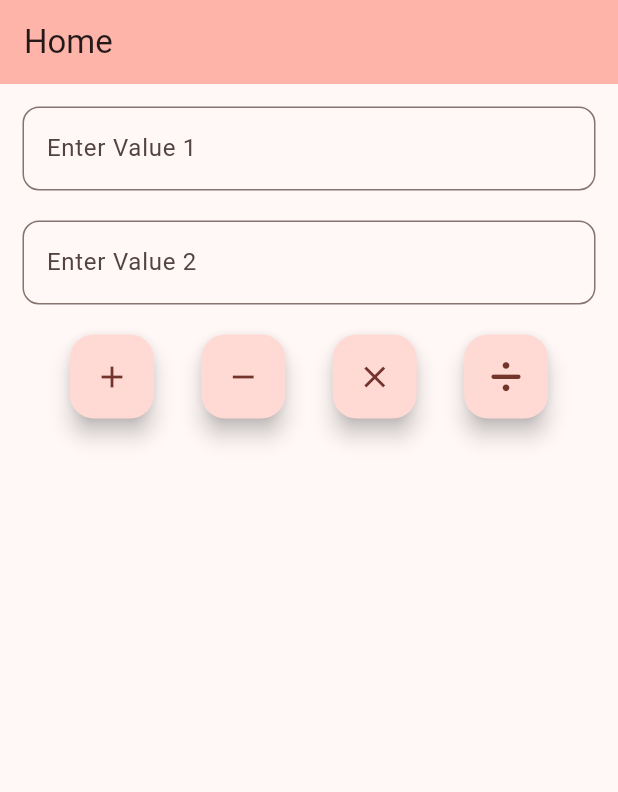
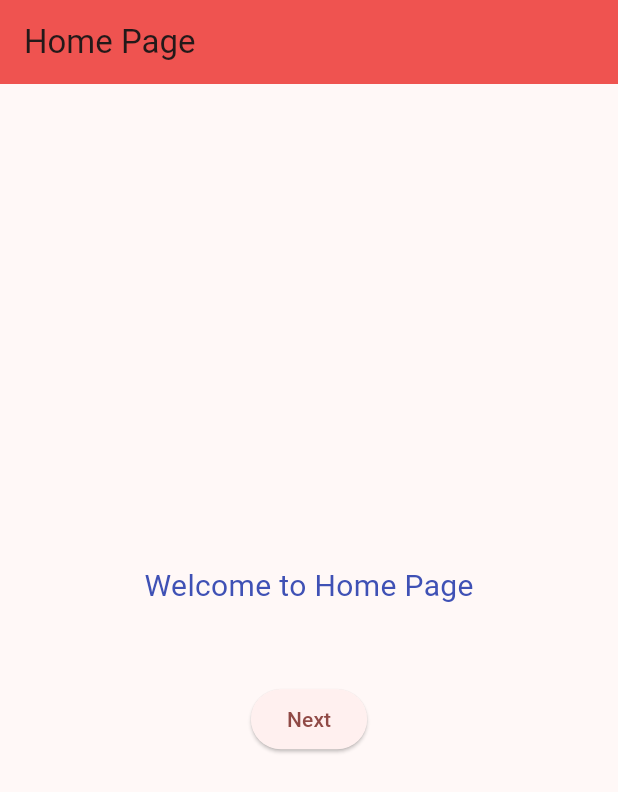
Before and after one commit to honeypathkar/Flutter-Practice-Project, a Flutter app: the screen it shows after launch, on a phone screen of 412 x 824 dp. Shown: the top 792 px of the screen. Run offline on Flutter 3.47's test engine with Material 3 defaults, Android fonts, the phone set to English and light mode, and no system bars; our stand-ins replace font_awesome_flutter.

Commit message:
Navigating throw one screen to another

```diff
--- /dev/null
+++ b/lib/HomePage.dart
@@ -0,0 +1,42 @@
+// ignore_for_file: file_names
+
+import 'package:flutter/material.dart';
+import 'package:project1/main.dart';
+
+class Homepage extends StatelessWidget {
+  const Homepage({super.key});
+
+  @override
+  Widget build(BuildContext context) {
+    return Scaffold(
+        appBar: AppBar(
+          backgroundColor: Colors.red.shade400,
+          title: const Text("Home Page"),
+        ),
+        body: Center(
+          child: Column(
+            mainAxisAlignment: MainAxisAlignment.center,
+            crossAxisAlignment: CrossAxisAlignment.center,
+            children: [
+              const Text(
+                "Welcome to Home Page",
+                style: TextStyle(fontSize: 20, color: Colors.indigo),
+              ),
+              const SizedBox(
+                height: 50,
+              ),
+              ElevatedButton(
+                  onPressed: () {
+                    Navigator.push(
+                        context,
+                        MaterialPageRoute(
+                            builder: (context) => const MyHomePage(
+                                  title: 'Calculator',
+                                )));
+                  },
+                  child: const Text("Next"))
+            ],
+          ),
+        ));
+  }
+}
--- a/lib/main.dart
+++ b/lib/main.dart
@@ -2,6 +2,7 @@ import 'package:flutter/material.dart';
 // ignore: unused_import
 import 'package:intl/intl.dart';
 import 'package:font_awesome_flutter/font_awesome_flutter.dart';
+import 'package:project1/HomePage.dart';
 
 void main() {
   runApp(const MyApp());
@@ -15,12 +16,10 @@ class MyApp extends StatelessWidget {
     return MaterialApp(
       title: 'Flutter Demo',
       theme: ThemeData(
-        colorScheme: ColorScheme.fromSeed(
-          seedColor: const Color.fromARGB(255, 246, 21, 21),
-        ),
+        colorScheme: ColorScheme.fromSeed(seedColor: Colors.red.shade400),
         useMaterial3: true,
       ),
-      home: const MyHomePage(title: 'Home'),
+      home: const Homepage(),
     );
   }
 }
```
